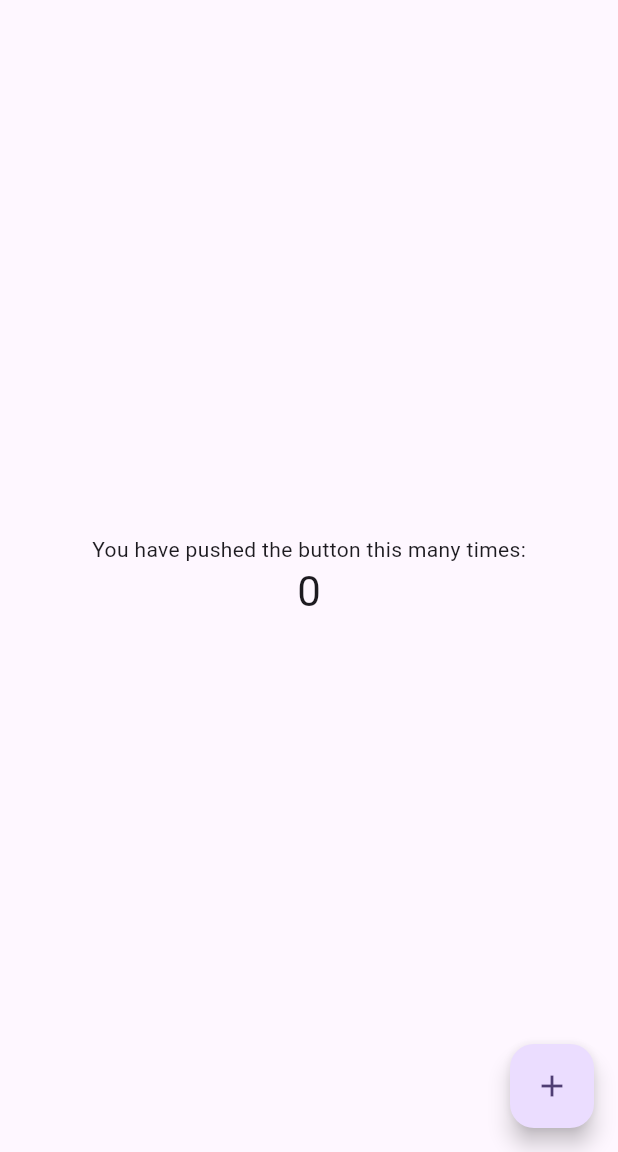
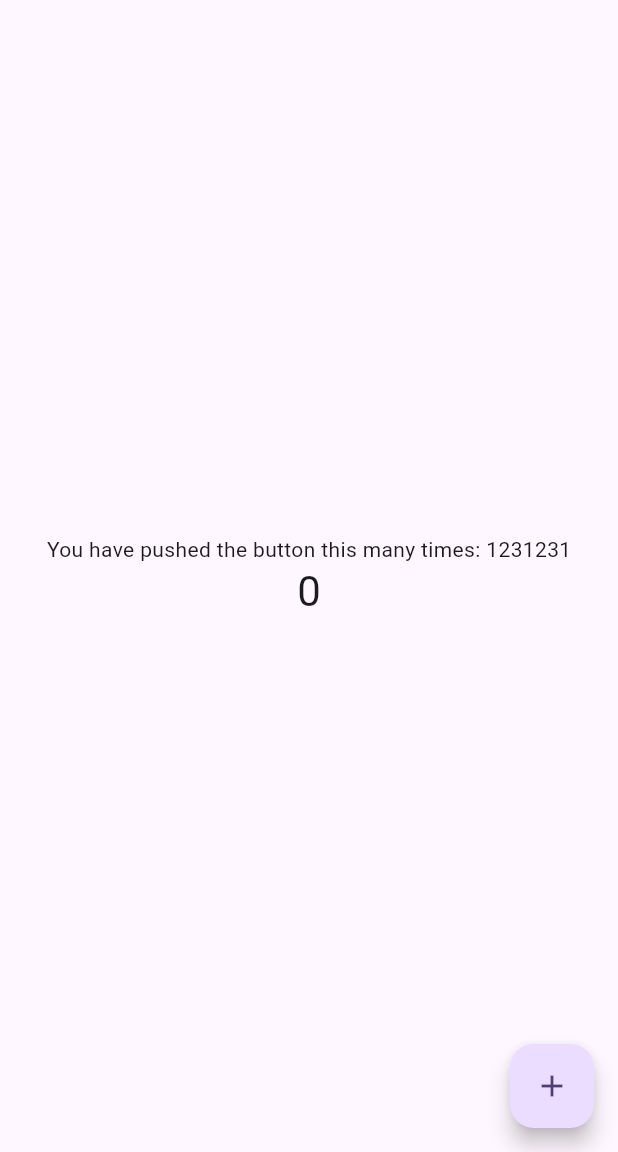
Before and after one commit to TranChinh03/automation_pipeline_actions, a Flutter app: the screen it shows after launch, on a phone screen of 412 x 824 dp, the part 84-1236 px from its top. Run offline on Flutter 3.47's test engine with Material 3 defaults, Android fonts, the phone set to English and light mode, and no system bars.

Commit message:
Add new text

```diff
--- a/demo_project/lib/main.dart
+++ b/demo_project/lib/main.dart
@@ -80,7 +80,7 @@ class _MyHomePageState extends State<MyHomePage> {
           // wireframe for each widget.
           mainAxisAlignment: MainAxisAlignment.center,
           children: <Widget>[
-            const Text('You have pushed the button this many times:'),
+            const Text('You have pushed the button this many times: 1231231'),
             Text(
               '$_counter',
               style: Theme.of(context).textTheme.headlineMedium,
```
